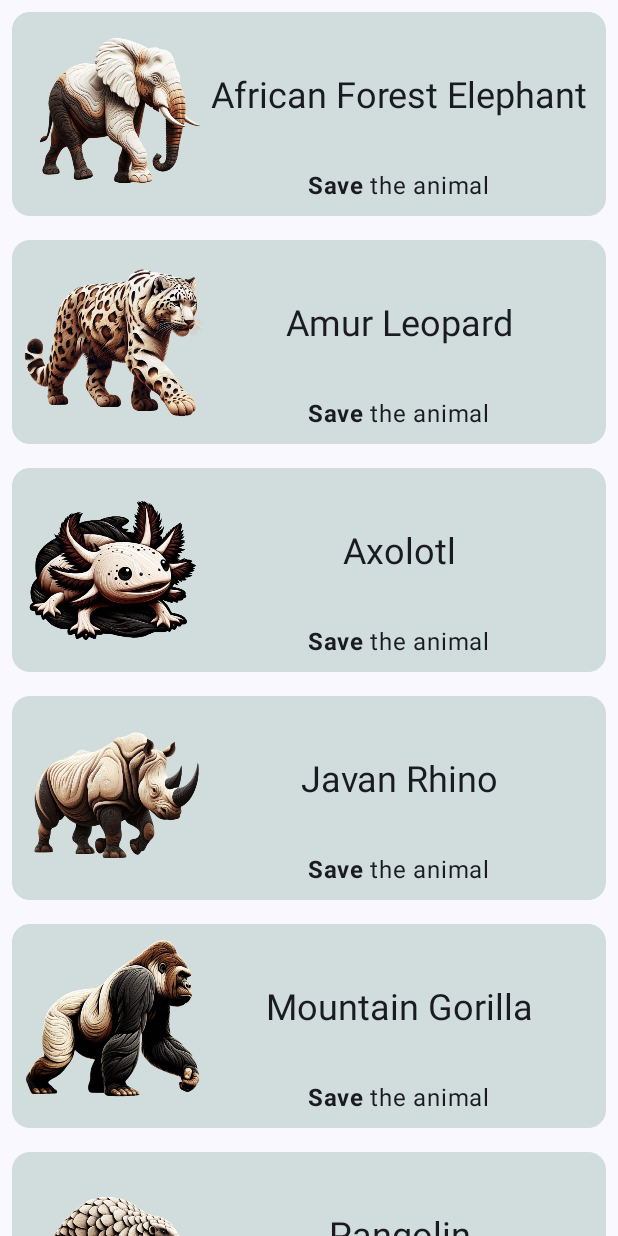
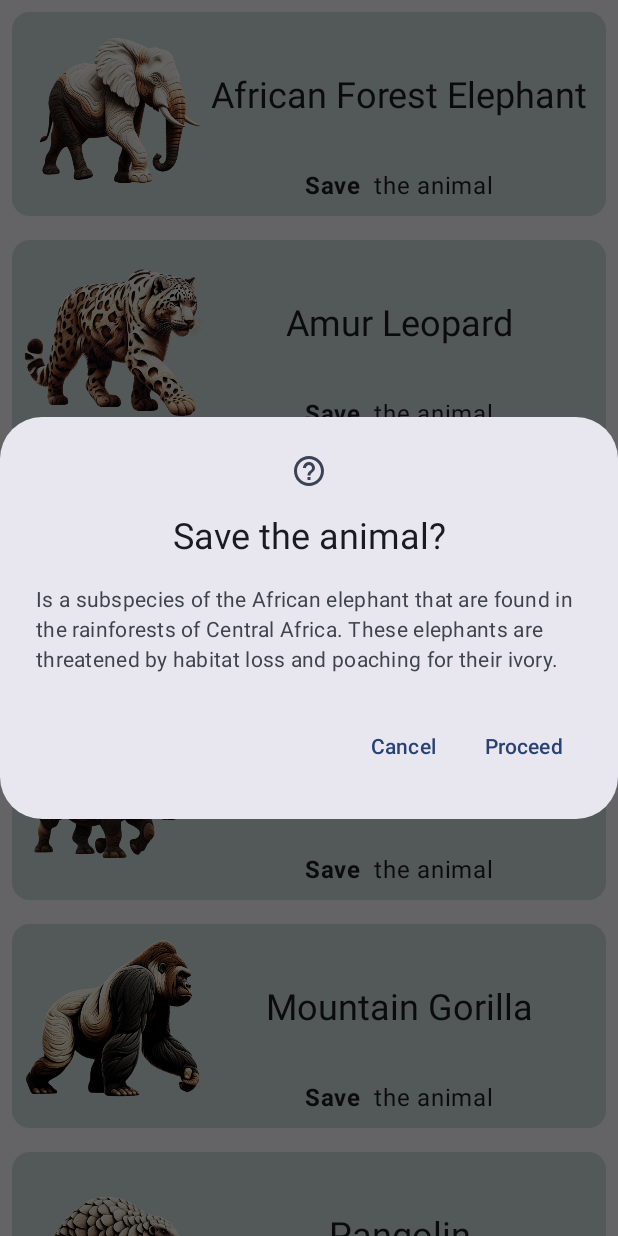
Before and after one commit to AhmedMaad/Banque-Misr-Intern-Projects-2024, an Android app built with Jetpack Compose: the screen it shows after launch (MainActivity), after a tap on an icon or button, on a phone screen of 412 x 824 dp. Run offline under Robolectric (Android 15) with nearby library versions, the phone set to English and light mode, and no system bars.

Commit message:
save the animal alert dialog

```diff
--- a/Endangered Animals/app/src/main/java/com/maad/endangeredanimals/MainActivity.kt
+++ b/Endangered Animals/app/src/main/java/com/maad/endangeredanimals/MainActivity.kt
@@ -1,5 +1,7 @@
 package com.maad.endangeredanimals
 
+import android.app.AlertDialog
+import android.content.Intent
 import android.os.Bundle
 import androidx.activity.ComponentActivity
 import androidx.activity.compose.setContent
@@ -15,14 +17,22 @@ import androidx.compose.foundation.layout.size
 import androidx.compose.foundation.layout.wrapContentHeight
 import androidx.compose.foundation.lazy.LazyColumn
 import androidx.compose.foundation.lazy.items
+import androidx.compose.material3.AlertDialog
 import androidx.compose.material3.Card
 import androidx.compose.material3.CardDefaults
+import androidx.compose.material3.Icon
 import androidx.compose.material3.MaterialTheme
 import androidx.compose.material3.Surface
 import androidx.compose.material3.Text
+import androidx.compose.material3.TextButton
 import androidx.compose.runtime.Composable
+import androidx.compose.runtime.getValue
+import androidx.compose.runtime.mutableStateOf
+import androidx.compose.runtime.remember
+import androidx.compose.runtime.setValue
 import androidx.compose.ui.Alignment
 import androidx.compose.ui.Modifier
+import androidx.compose.ui.platform.LocalContext
 import androidx.compose.ui.res.painterResource
 import androidx.compose.ui.res.stringResource
 import androidx.compose.ui.text.SpanStyle
@@ -32,6 +42,7 @@ import androidx.compose.ui.text.style.TextAlign
 import androidx.compose.ui.text.withStyle
 import androidx.compose.ui.tooling.preview.Preview
 import androidx.compose.ui.unit.dp
+import androidx.core.net.toUri
 import com.maad.endangeredanimals.data.DataSource
 import com.maad.endangeredanimals.model.Animal
 import com.maad.endangeredanimals.ui.theme.EndangeredAnimalsTheme
@@ -64,6 +75,13 @@ fun AnimalsList(animals: List<Animal>) {
 
 @Composable
 fun AnimalsListItem(animal: Animal, modifier: Modifier = Modifier) {
+
+    //State Hoisting
+    var isDialogShown by remember { mutableStateOf(false) }
+    AnimalHelperDialog(animal = animal, isDialogShown = isDialogShown) {
+        isDialogShown = it
+    }
+
     Card(
         colors = CardDefaults.cardColors(containerColor = PowderBlue),
         modifier = modifier
@@ -78,8 +96,7 @@ fun AnimalsListItem(animal: Animal, modifier: Modifier = Modifier) {
                 painter = painterResource(id = animal.picture), contentDescription = stringResource(
                     id = animal.name
                 ),
-                modifier = modifier
-                    .size(120.dp)
+                modifier = modifier.size(120.dp)
             )
             Column(
                 horizontalAlignment = Alignment.CenterHorizontally,
@@ -102,27 +119,82 @@ fun AnimalsListItem(animal: Animal, modifier: Modifier = Modifier) {
                 //above text will take the remaining space
                 Text(
                     buildAnnotatedString {
-                        //append(stringResource(id = R.string.save))
-                        withStyle(
-                            SpanStyle(
-                                fontWeight = FontWeight.Bold
+                        withStyle(SpanStyle(fontWeight = FontWeight.Bold)) {
+                            append(
+                                stringResource(
+                                    id = R.string.save_the_animal,
+                                    stringResource(id = R.string.save), "", ""
+                                )
                             )
-                        ) {
-                            append(stringResource(id = R.string.save))
                         }
-                        append(stringResource(id = R.string.the_animal))
+                        append(
+                            stringResource(
+                                id = R.string.save_the_animal,
+                                "", stringResource(id = R.string.the_animal), ""
+                            )
+                        )
                     },
-                    modifier = modifier.clickable {
-                    }
+                    modifier = modifier.clickable { isDialogShown = true }
                 )
             }
         }
     }
 }
 
+@Composable
+fun AnimalHelperDialog(
+    animal: Animal,
+    isDialogShown: Boolean,
+    onShowDialogChange: (Boolean) -> Unit
+) {
+
+    val context = LocalContext.current
+
+    when {
+        isDialogShown -> AlertDialog(
+            //called when the user tries to dismiss the Dialog by clicking outside
+            //or pressing the back button
+            onDismissRequest = { },
+            confirmButton = {
+                TextButton(
+                    onClick = {
+                        val i = Intent(Intent.ACTION_VIEW, animal.link.toUri())
+                        context.startActivity(i)
+                        onShowDialogChange(false)
+                    }
+                ) { Text(text = stringResource(R.string.proceed)) }
+            },
+            dismissButton = {
+                TextButton(
+                    onClick = { onShowDialogChange(false) }
+                ) { Text(text = stringResource(R.string.cancel)) }
+            },
+            icon = {
+                Icon(
+                    painter = painterResource(id = R.drawable.ic_help),
+                    contentDescription = stringResource(R.string.help)
+                )
+            },
+            title = {
+                Text(
+                    text = stringResource(
+                        id = R.string.save_the_animal,
+                        stringResource(id = R.string.save),
+                        stringResource(id = R.string.the_animal),
+                        '?'
+                    )
+                )
+            },
+            text = {
+                Text(text = stringResource(id = animal.description))
+            }
+        )
+    }
+
+}
 
 @Preview(showBackground = true)
 @Composable
 private fun ListItemPreview() {
-    AnimalsListItem(animal = DataSource().getAnimalsData()[4])
+    AnimalsList(animals = DataSource().getAnimalsData())
 }
--- /dev/null
+++ b/Endangered Animals/app/src/main/res/drawable/ic_help.xml
@@ -0,0 +1,5 @@
+<vector xmlns:android="http://schemas.android.com/apk/res/android" android:autoMirrored="true" android:height="24dp" android:tint="#000000" android:viewportHeight="24" android:viewportWidth="24" android:width="24dp">
+
+    <path android:fillColor="@android:color/white" android:pathData="M11,18h2v-2h-2v2zM12,2C6.48,2 2,6.48 2,12s4.48,10 10,10 10,-4.48 10,-10S17.52,2 12,2zM12,20c-4.41,0 -8,-3.59 -8,-8s3.59,-8 8,-8 8,3.59 8,8 -3.59,8 -8,8zM12,6c-2.21,0 -4,1.79 -4,4h2c0,-1.1 0.9,-2 2,-2s2,0.9 2,2c0,2 -3,1.75 -3,5h2c0,-2.25 3,-2.5 3,-5 0,-2.21 -1.79,-4 -4,-4z"/>
+
+</vector>
--- a/Endangered Animals/app/src/main/res/values/strings.xml
+++ b/Endangered Animals/app/src/main/res/values/strings.xml
@@ -25,6 +25,11 @@
     <string name="vaquita_details">The world\'s most endangered marine mammal. These small porpoises are found in the Gulf of California, Mexico. Vaquitas are accidentally entangled and drowned in gillnets set to catch fish.</string>
 
     <string name="save">Save</string>
-    <string name="the_animal">\u0020the animal</string>
+    <string name="the_animal">the animal</string>
+
+    <string name="save_the_animal">%1$s %2$s%3$s</string>
+    <string name="help">Help</string>
+    <string name="proceed">Proceed</string>
+    <string name="cancel">Cancel</string>
 
 </resources>
```
